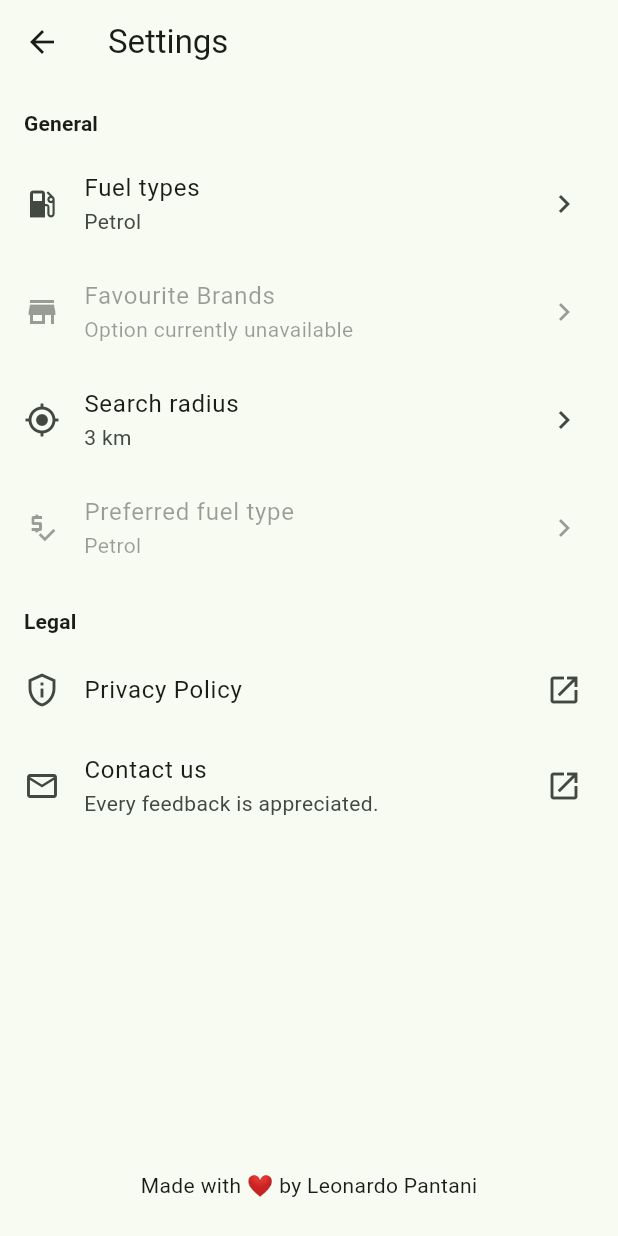
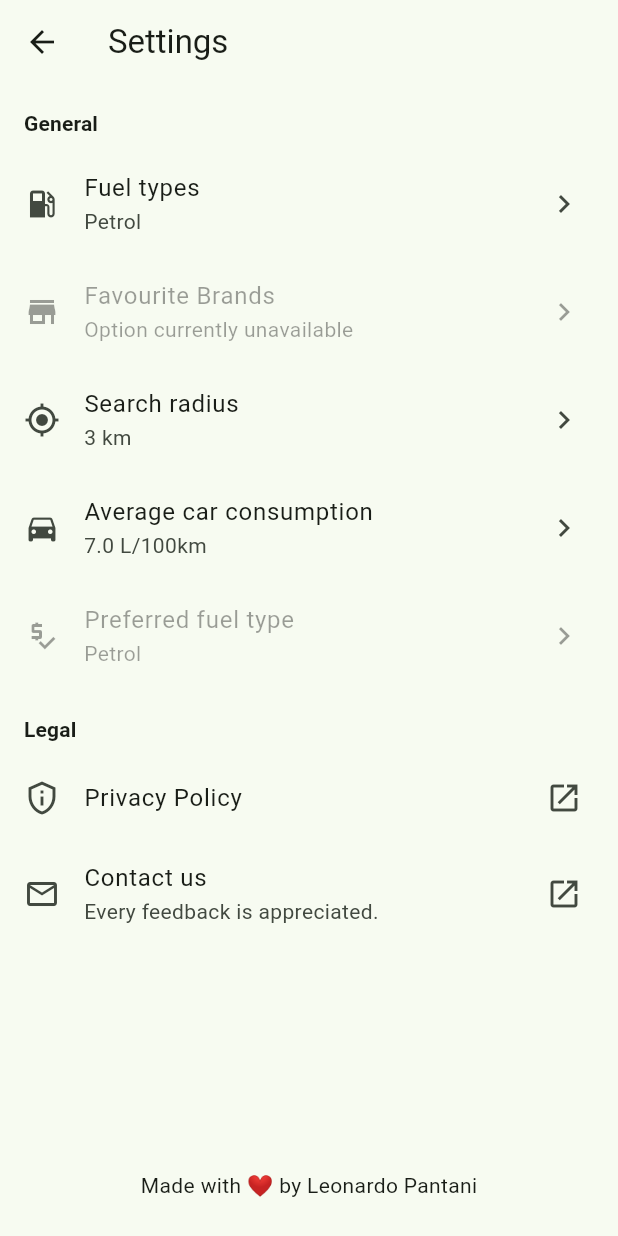
Before and after one commit to LeonardoPantani/carbur_app, a Flutter app: the SettingsPage screen opened directly, on a phone screen of 412 x 824 dp. Run offline on Flutter 3.47's test engine with Material 3 defaults, Android fonts, the phone set to English and light mode, and no system bars; our stand-ins replace firebase_analytics, firebase_core, firebase_remote_config, geolocator, google_maps_flutter, google_mobile_ads and 3 more; accounts and stored records are empty.

Commit message:
added new fuel consumption setting

```diff
--- a/lib/l10n/app_de.arb
+++ b/lib/l10n/app_de.arb
@@ -539,5 +539,21 @@
     "settings_setting_unavailable": "Option nicht verfügbar",
     "@settings_setting_unavailable": {
         "description": "Description for a setting that is not available."
+    },
+    "settings_fuel_consumption_title": "Durchschnittsverbrauch",
+    "@settings_fuel_consumption_title": {
+        "description": "Title for setting fuel consumption."
+    },
+    "settings_fuel_consumption_subtitle": "Geben Sie den Verbrauch Ihres Fahrzeugs ein",
+    "@settings_fuel_consumption_subtitle": {
+        "description": "Description for setting fuel consumption."
+    },
+    "unit_km_per_liter": "km/L",
+    "@unit_km_per_liter": {
+        "description": "Description for unit km/L regarding car efficiency."
+    },
+    "unit_liters_per_100km": "L/100km",
+    "@unit_liters_per_100km": {
+        "description": "Description for unit L/100km regarding car efficiency."
     }
 }
--- a/lib/l10n/app_en.arb
+++ b/lib/l10n/app_en.arb
@@ -535,5 +535,21 @@
     "settings_setting_unavailable": "Option currently unavailable",
     "@settings_setting_unavailable": {
         "description": "Description for a setting that is not available."
+    },
+    "settings_fuel_consumption_title": "Average car consumption",
+    "@settings_fuel_consumption_title": {
+        "description": "Title for setting fuel consumption."
+    },
+    "settings_fuel_consumption_subtitle": "Enter your vehicle's fuel consumption",
+    "@settings_fuel_consumption_subtitle": {
+        "description": "Description for setting fuel consumption."
+    },
+    "unit_km_per_liter": "km/L",
+    "@unit_km_per_liter": {
+        "description": "Description for unit km/L regarding car efficiency."
+    },
+    "unit_liters_per_100km": "L/100km",
+    "@unit_liters_per_100km": {
+        "description": "Description for unit L/100km regarding car efficiency."
     }
 }
--- a/lib/l10n/app_es.arb
+++ b/lib/l10n/app_es.arb
@@ -539,5 +539,21 @@
     "settings_setting_unavailable": "Opción no disponible",
     "@settings_setting_unavailable": {
         "description": "Description for a setting that is not available."
+    },
+    "settings_fuel_consumption_title": "Consumo medio",
+    "@settings_fuel_consumption_title": {
+        "description": "Title for setting fuel consumption."
+    },
+    "settings_fuel_consumption_subtitle": "Introduce el consumo de tu vehículo",
+    "@settings_fuel_consumption_subtitle": {
+        "description": "Description for setting fuel consumption."
+    },
+    "unit_km_per_liter": "km/L",
+    "@unit_km_per_liter": {
+        "description": "Description for unit km/L regarding car efficiency."
+    },
+    "unit_liters_per_100km": "L/100km",
+    "@unit_liters_per_100km": {
+        "description": "Description for unit L/100km regarding car efficiency."
     }
 }
--- a/lib/l10n/app_fr.arb
+++ b/lib/l10n/app_fr.arb
@@ -539,5 +539,21 @@
     "settings_setting_unavailable": "Option indisponible",
     "@settings_setting_unavailable": {
         "description": "Description for a setting that is not available."
+    },
+    "settings_fuel_consumption_title": "Consommation moyenne",
+    "@settings_fuel_consumption_title": {
+        "description": "Title for setting fuel consumption."
+    },
+    "settings_fuel_consumption_subtitle": "Saisissez la consommation de votre véhicule",
+    "@settings_fuel_consumption_subtitle": {
+        "description": "Description for setting fuel consumption."
+    },
+    "unit_km_per_liter": "km/L",
+    "@unit_km_per_liter": {
+        "description": "Description for unit km/L regarding car efficiency."
+    },
+    "unit_liters_per_100km": "L/100km",
+    "@unit_liters_per_100km": {
+        "description": "Description for unit L/100km regarding car efficiency."
     }
 }
--- a/lib/l10n/app_it.arb
+++ b/lib/l10n/app_it.arb
@@ -539,5 +539,21 @@
     "settings_setting_unavailable": "Impostazione non disponibile",
     "@settings_setting_unavailable": {
         "description": "Description for a setting that is not available."
+    },
+    "settings_fuel_consumption_title": "Consumo medio veicolo",
+    "@settings_fuel_consumption_title": {
+        "description": "Title for setting fuel consumption."
+    },
+    "settings_fuel_consumption_subtitle": "Inserisci consumo del tuo veicolo",
+    "@settings_fuel_consumption_subtitle": {
+        "description": "Description for setting fuel consumption."
+    },
+    "unit_km_per_liter": "km/L",
+    "@unit_km_per_liter": {
+        "description": "Description for unit km/L regarding car efficiency."
+    },
+    "unit_liters_per_100km": "L/100km",
+    "@unit_liters_per_100km": {
+        "description": "Description for unit L/100km regarding car efficiency."
     }
 }
--- a/lib/l10n/app_localizations.dart
+++ b/lib/l10n/app_localizations.dart
@@ -863,6 +863,30 @@ abstract class AppLocalizations {
   /// In en, this message translates to:
   /// **'Option currently unavailable'**
   String get settings_setting_unavailable;
+
+  /// Title for setting fuel consumption.
+  ///
+  /// In en, this message translates to:
+  /// **'Average car consumption'**
+  String get settings_fuel_consumption_title;
+
+  /// Description for setting fuel consumption.
+  ///
+  /// In en, this message translates to:
+  /// **'Enter your vehicle\'s fuel consumption'**
+  String get settings_fuel_consumption_subtitle;
+
+  /// Description for unit km/L regarding car efficiency.
+  ///
+  /// In en, this message translates to:
+  /// **'km/L'**
+  String get unit_km_per_liter;
+
+  /// Description for unit L/100km regarding car efficiency.
+  ///
+  /// In en, this message translates to:
+  /// **'L/100km'**
+  String get unit_liters_per_100km;
 }
 
 class _AppLocalizationsDelegate
--- a/lib/l10n/app_localizations_de.dart
+++ b/lib/l10n/app_localizations_de.dart
@@ -436,4 +436,17 @@ class AppLocalizationsDe extends AppLocalizations {
 
   @override
   String get settings_setting_unavailable => 'Option nicht verfügbar';
+
+  @override
+  String get settings_fuel_consumption_title => 'Durchschnittsverbrauch';
+
+  @override
+  String get settings_fuel_consumption_subtitle =>
+      'Geben Sie den Verbrauch Ihres Fahrzeugs ein';
+
+  @override
+  String get unit_km_per_liter => 'km/L';
+
+  @override
+  String get unit_liters_per_100km => 'L/100km';
 }
--- a/lib/l10n/app_localizations_en.dart
+++ b/lib/l10n/app_localizations_en.dart
@@ -433,4 +433,17 @@ class AppLocalizationsEn extends AppLocalizations {
 
   @override
   String get settings_setting_unavailable => 'Option currently unavailable';
+
+  @override
+  String get settings_fuel_consumption_title => 'Average car consumption';
+
+  @override
+  String get settings_fuel_consumption_subtitle =>
+      'Enter your vehicle\'s fuel consumption';
+
+  @override
+  String get unit_km_per_liter => 'km/L';
+
+  @override
+  String get unit_liters_per_100km => 'L/100km';
 }
--- a/lib/l10n/app_localizations_es.dart
+++ b/lib/l10n/app_localizations_es.dart
@@ -440,4 +440,17 @@ class AppLocalizationsEs extends AppLocalizations {
 
   @override
   String get settings_setting_unavailable => 'Opción no disponible';
+
+  @override
+  String get settings_fuel_consumption_title => 'Consumo medio';
+
+  @override
+  String get settings_fuel_consumption_subtitle =>
+      'Introduce el consumo de tu vehículo';
+
+  @override
+  String get unit_km_per_liter => 'km/L';
+
+  @override
+  String get unit_liters_per_100km => 'L/100km';
 }
--- a/lib/l10n/app_localizations_fr.dart
+++ b/lib/l10n/app_localizations_fr.dart
@@ -441,4 +441,17 @@ class AppLocalizationsFr extends AppLocalizations {
 
   @override
   String get settings_setting_unavailable => 'Option indisponible';
+
+  @override
+  String get settings_fuel_consumption_title => 'Consommation moyenne';
+
+  @override
+  String get settings_fuel_consumption_subtitle =>
+      'Saisissez la consommation de votre véhicule';
+
+  @override
+  String get unit_km_per_liter => 'km/L';
+
+  @override
+  String get unit_liters_per_100km => 'L/100km';
 }
--- a/lib/l10n/app_localizations_it.dart
+++ b/lib/l10n/app_localizations_it.dart
@@ -437,4 +437,17 @@ class AppLocalizationsIt extends AppLocalizations {
 
   @override
   String get settings_setting_unavailable => 'Impostazione non disponibile';
+
+  @override
+  String get settings_fuel_consumption_title => 'Consumo medio veicolo';
+
+  @override
+  String get settings_fuel_consumption_subtitle =>
+      'Inserisci consumo del tuo veicolo';
+
+  @override
+  String get unit_km_per_liter => 'km/L';
+
+  @override
+  String get unit_liters_per_100km => 'L/100km';
 }
--- a/lib/l10n/app_localizations_pl.dart
+++ b/lib/l10n/app_localizations_pl.dart
@@ -438,4 +438,17 @@ class AppLocalizationsPl extends AppLocalizations {
 
   @override
   String get settings_setting_unavailable => 'Opcja niedostępna';
+
+  @override
+  String get settings_fuel_consumption_title => 'Średnie spalanie';
+
+  @override
+  String get settings_fuel_consumption_subtitle =>
+      'Wprowadź zużycie paliwa swojego pojazdu';
+
+  @override
+  String get unit_km_per_liter => 'km/L';
+
+  @override
+  String get unit_liters_per_100km => 'L/100km';
 }
--- a/lib/l10n/app_localizations_pt.dart
+++ b/lib/l10n/app_localizations_pt.dart
@@ -440,4 +440,17 @@ class AppLocalizationsPt extends AppLocalizations {
 
   @override
   String get settings_setting_unavailable => 'Opção indisponível';
+
+  @override
+  String get settings_fuel_consumption_title => 'Consumo médio';
+
+  @override
+  String get settings_fuel_consumption_subtitle =>
+      'Informe o consumo do seu veículo';
+
+  @override
+  String get unit_km_per_liter => 'km/L';
+
+  @override
+  String get unit_liters_per_100km => 'L/100km';
 }
--- a/lib/l10n/app_pl.arb
+++ b/lib/l10n/app_pl.arb
@@ -539,5 +539,21 @@
     "settings_setting_unavailable": "Opcja niedostępna",
     "@settings_setting_unavailable": {
         "description": "Description for a setting that is not available."
+    },
+    "settings_fuel_consumption_title": "Średnie spalanie",
+    "@settings_fuel_consumption_title": {
+        "description": "Title for setting fuel consumption."
+    },
+    "settings_fuel_consumption_subtitle": "Wprowadź zużycie paliwa swojego pojazdu",
+    "@settings_fuel_consumption_subtitle": {
+        "description": "Description for setting fuel consumption."
+    },
+    "unit_km_per_liter": "km/L",
+    "@unit_km_per_liter": {
+        "description": "Description for unit km/L regarding car efficiency."
+    },
+    "unit_liters_per_100km": "L/100km",
+    "@unit_liters_per_100km": {
+        "description": "Description for unit L/100km regarding car efficiency."
     }
 }
--- a/lib/l10n/app_pt.arb
+++ b/lib/l10n/app_pt.arb
@@ -539,5 +539,21 @@
     "settings_setting_unavailable": "Opção indisponível",
     "@settings_setting_unavailable": {
         "description": "Description for a setting that is not available."
+    },
+    "settings_fuel_consumption_title": "Consumo médio",
+    "@settings_fuel_consumption_title": {
+        "description": "Title for setting fuel consumption."
+    },
+    "settings_fuel_consumption_subtitle": "Informe o consumo do seu veículo",
+    "@settings_fuel_consumption_subtitle": {
+        "description": "Description for setting fuel consumption."
+    },
+    "unit_km_per_liter": "km/L",
+    "@unit_km_per_liter": {
+        "description": "Description for unit km/L regarding car efficiency."
+    },
+    "unit_liters_per_100km": "L/100km",
+    "@unit_liters_per_100km": {
+        "description": "Description for unit L/100km regarding car efficiency."
     }
 }
--- a/lib/providers/settings_provider.dart
+++ b/lib/providers/settings_provider.dart
@@ -12,6 +12,18 @@ class SettingsProvider extends ChangeNotifier {
   int radiusKm = 3;
   FuelType preferredMarkerFuel = FuelType.petrol;
   StationSort sort = StationSort.best;
+
+  double _fuelConsumptionL100Km = 7.0;
+  bool _isKmPerLiter = false;
+  double get fuelConsumptionL100km => _fuelConsumptionL100Km;
+  bool get isKmPerLiter => _isKmPerLiter;
+  double get displayConsumption {
+    if (_isKmPerLiter) {
+      if (_fuelConsumptionL100Km == 0) return 0;
+      return 100 / _fuelConsumptionL100Km;
+    }
+    return _fuelConsumptionL100Km;
+  }
 
   bool _isFirstRun = true;
   bool get isFirstRun => _isFirstRun;
@@ -95,6 +107,10 @@ class SettingsProvider extends ChangeNotifier {
     if (sortIndex != null && sortIndex < StationSort.values.length) {
       sort = StationSort.values[sortIndex];
     }
+
+    // loading fuel consumption
+    _fuelConsumptionL100Km = prefs.getDouble('fuel_consumption') ?? 7.0;
+    _isKmPerLiter = prefs.getBool('is_km_per_liter') ?? false;
   }
 
   Future<void> _saveSelectedFuels() async {
@@ -124,6 +140,26 @@ class SettingsProvider extends ChangeNotifier {
   Future<void> _savePreferredMarkerFuel() async {
     final prefs = await SharedPreferences.getInstance();
     await prefs.setInt('preferredMarkerFuel', preferredMarkerFuel.ministerCode);
+  }
+
+  Future<void> saveConsumption(double value) async {
+    if (value <= 0) return;
+    final prefs = await SharedPreferences.getInstance();
+
+    if (_isKmPerLiter) {
+      _fuelConsumptionL100Km = 100 / value;
+    } else {
+      _fuelConsumptionL100Km = value;
+    }
+    await prefs.setDouble('fuel_consumption', _fuelConsumptionL100Km);
+    notifyListeners();
+  }
+
+  Future<void> toggleUnit(bool isKmPerL) async {
+    _isKmPerLiter = isKmPerL;
+    final prefs = await SharedPreferences.getInstance();
+    await prefs.setBool('is_km_per_liter', _isKmPerLiter);
+    notifyListeners();
   }
 
   // public methods
```
Also changed, not shown: lib/pages/settings_page.dart (+106 -1 lines).
